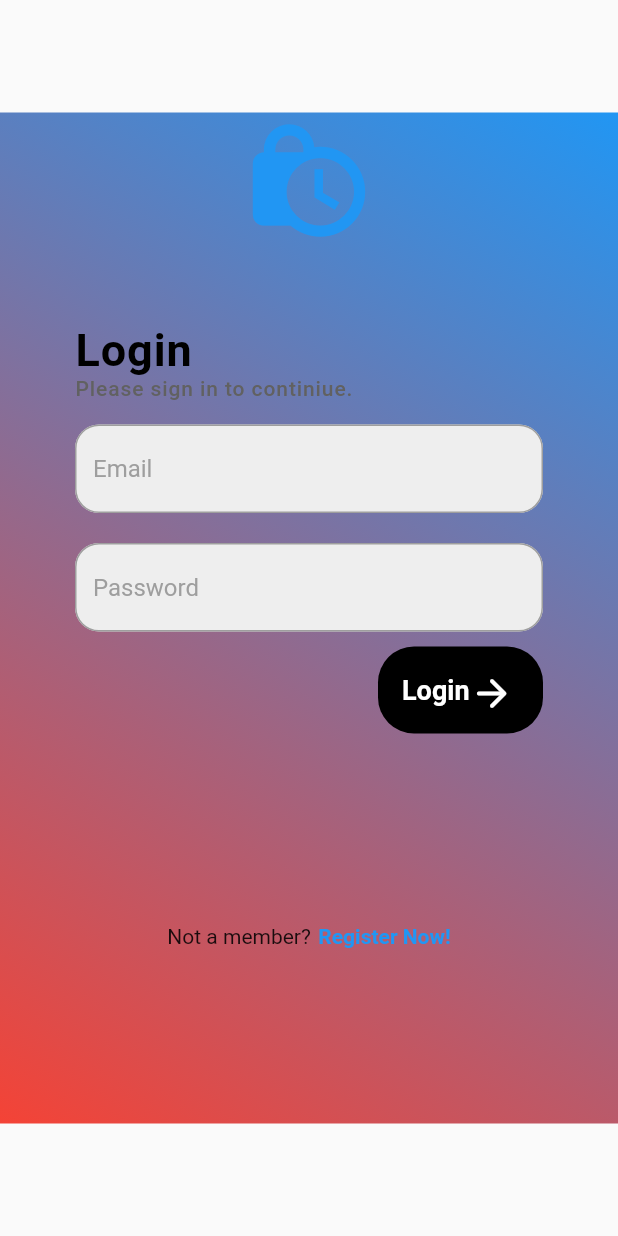
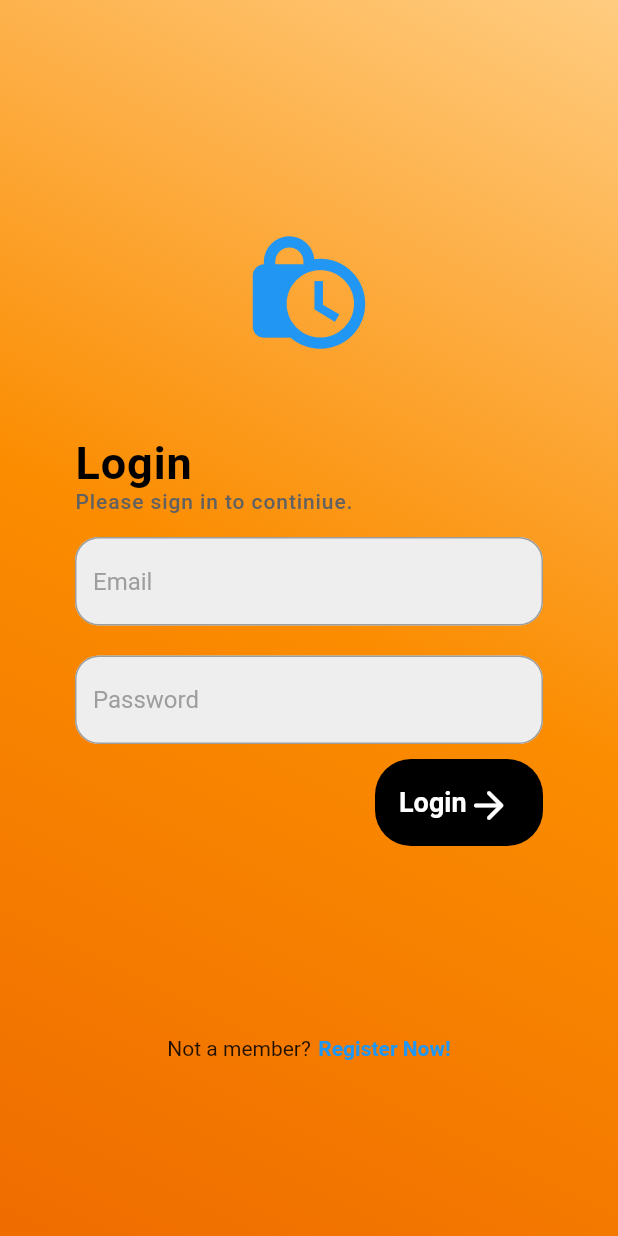
Before and after one commit to Karlo11111/Aedis---HotelSoftvare-using-Flutter, a Flutter app: the screen it shows after launch, on a phone screen of 412 x 824 dp. Run offline on Flutter 3.47's test engine with Material 2 defaults, Android fonts, the phone set to English and light mode, and no system bars; our stand-ins replace cloud_firestore, firebase_auth, firebase_core, smooth_page_indicator; accounts and stored records are empty.

Commit message:
Za kocijana

```diff
--- a/lib/LoginPages/login_page.dart
+++ b/lib/LoginPages/login_page.dart
@@ -59,13 +59,16 @@ class _LoginPageState extends State<LoginPage> {
     return Scaffold(
       body: Center(
         child: Container(
+          alignment: Alignment.bottomCenter,
+          height: 1000,
           decoration: BoxDecoration(
               gradient: LinearGradient(
-            begin: Alignment.topRight,
-            end: Alignment.bottomLeft,
+            begin: Alignment.bottomLeft,
+            end: Alignment.topRight,
             colors: [
-              Colors.blue,
-              Colors.red,
+              Colors.orange.shade800,
+              Colors.orange.shade600,
+              Colors.orange.shade200,
             ],
           )),
           child: SingleChildScrollView(
@@ -83,8 +86,7 @@ class _LoginPageState extends State<LoginPage> {
 
                     // Text
                     Row(
-                      crossAxisAlignment: CrossAxisAlignment
-                          .start, // Align "Login" text to the left
+                      crossAxisAlignment: CrossAxisAlignment.start, // Align "Login" text to the left
                       children: [
                         Text(
                           "Login",
--- a/lib/Utilities/buttons.dart
+++ b/lib/Utilities/buttons.dart
@@ -19,7 +19,7 @@ class MyButton extends StatelessWidget {
         ),
         alignment: Alignment.center,
         height: 58,
-        width: 110,
+        width: 112,
         child: Padding(
           padding: const EdgeInsets.all(16.0),
           child: Row(
```
